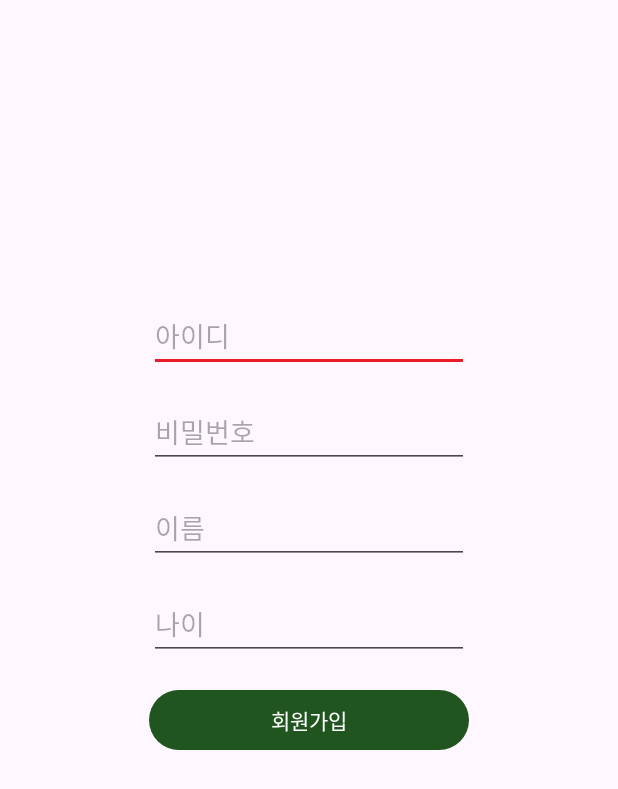
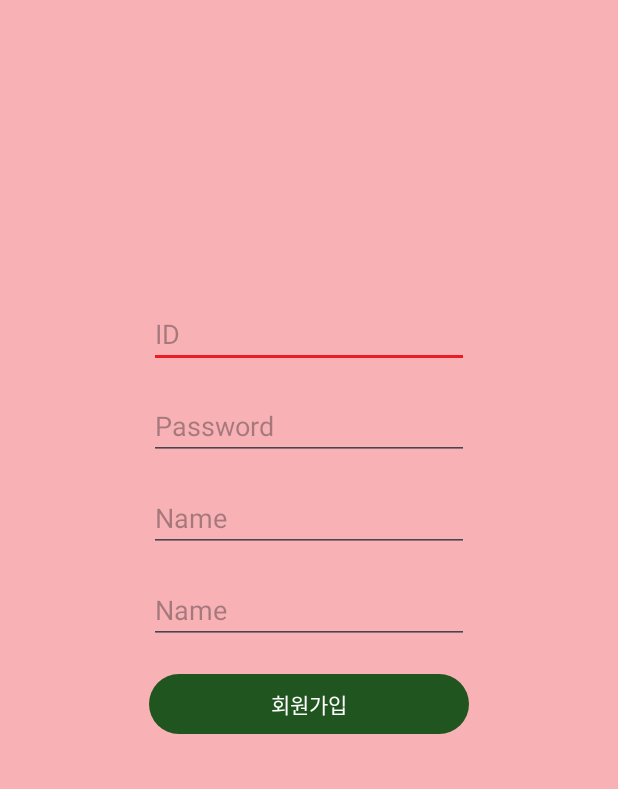
Before and after one commit to seoyuncho/My_Application, an Android app: the screen it shows after launch (RegisterActivity), after a tap on "Register", on a phone screen of 412 x 824 dp. Shown: the top 789 px of the screen. Run offline under Robolectric (Android 15) with nearby library versions, the phone set to English and light mode, and no system bars; our stand-ins replace Volley; libraries missing offline, so code that uses them is left out: com.kakao.sdk; 1 statement that could not run was skipped.

Commit message:
집가자

```diff
--- a/app/src/main/java/com/example/myapplication/LoginActivity.java
+++ b/app/src/main/java/com/example/myapplication/LoginActivity.java
@@ -104,7 +104,7 @@ public class LoginActivity extends AppCompatActivity {
                                 String receivedUserAge = response.getString("userAge");
 
                                 Toast.makeText(getApplicationContext(),"Login success!",Toast.LENGTH_SHORT).show();
-                                Intent intent = new Intent(LoginActivity.this, PlayerActivity.class);
+                                Intent intent = new Intent(LoginActivity.this, MainActivity.class);
                                 intent.putExtra("userID", receivedUserID);
                                 intent.putExtra("userPassword", receivedUserPassword);
                                 intent.putExtra("userName", receivedUserName);
@@ -224,7 +224,7 @@ public class LoginActivity extends AppCompatActivity {
                             String receivedUserAge = response.getString("userAge");
 
                             Toast.makeText(getApplicationContext(),"Login success!",Toast.LENGTH_SHORT).show();
-                            Intent intent = new Intent(LoginActivity.this, PlayerActivity.class);
+                            Intent intent = new Intent(LoginActivity.this, MainActivity.class);
                             intent.putExtra("userID", receivedUserID);
                             intent.putExtra("userPassword", receivedUserPassword);
                             intent.putExtra("userName", receivedUserName);
@@ -283,7 +283,7 @@ public class LoginActivity extends AppCompatActivity {
                                     String receivedUserAge = response.getString("userAge");
 
                                     Toast.makeText(getApplicationContext(),"Login success!",Toast.LENGTH_SHORT).show();
-                                    Intent intent = new Intent(LoginActivity.this, PlayerActivity.class);
+                                    Intent intent = new Intent(LoginActivity.this, MainActivity.class);
                                     intent.putExtra("userID", receivedUserID);
                                     intent.putExtra("userPassword", receivedUserPassword);
                                     intent.putExtra("userName", receivedUserName);
--- a/app/src/main/java/com/example/myapplication/MainActivity.java
+++ b/app/src/main/java/com/example/myapplication/MainActivity.java
@@ -65,7 +65,7 @@ public class MainActivity extends AppCompatActivity
         bundle.putString("userName", userName);
         bundle.putString("userAge", userAge);
 
-        getUserSongs("id", new SongCallback() {
+        getUserSongs(userID, new SongCallback() {
             @Override
             public void onSongsReceived(JSONArray songRows) {
                 // Handle the received songs (songRows)
--- a/app/src/main/res/drawable/bottom_nav_menu.xml
+++ b/app/src/main/res/drawable/bottom_nav_menu.xml
@@ -3,9 +3,9 @@
     <item
         android:id="@+id/home"
         android:title="Home"
-        android:icon="@drawable/home_icon"/>
+        android:icon="@drawable/home_icon" />
     <item
         android:id="@+id/person"
         android:title="My Page"
-        android:icon="@drawable/person_icon"/>
+        android:icon="@drawable/person_icon" />
 </menu>
--- /dev/null
+++ b/app/src/main/res/drawable/dialog_background.xml
@@ -0,0 +1,6 @@
+<?xml version="1.0" encoding="utf-8"?>
+<shape xmlns:android="http://schemas.android.com/apk/res/android"
+    android:shape="rectangle">
+    <corners android:radius="16dp" />
+    <solid android:color="#A8F68F8F" />
+</shape>
--- a/app/src/main/res/layout/activity_login.xml
+++ b/app/src/main/res/layout/activity_login.xml
@@ -4,7 +4,7 @@
     xmlns:tools="http://schemas.android.com/tools"
     android:layout_width="match_parent"
     android:layout_height="match_parent"
-    android:background="@color/black"
+    android:background="#A8F68F8F"
     tools:context=".LoginActivity">
 
     <androidx.cardview.widget.CardView
@@ -13,7 +13,7 @@
         android:layout_alignParentBottom="true"
         app:cardCornerRadius="26dp"
         android:layout_marginBottom="-20dp"
-        android:id="@+id/card_view" >
+        android:id="@+id/card_view">
 
         <LinearLayout
             android:layout_width="match_parent"
--- a/app/src/main/res/layout/activity_player.xml
+++ b/app/src/main/res/layout/activity_player.xml
@@ -4,7 +4,7 @@
     xmlns:tools="http://schemas.android.com/tools"
     android:layout_width="match_parent"
     android:layout_height="match_parent"
-    android:background="@color/white"
+    android:background="#A8F68F8F"
     android:orientation="vertical"
     android:weightSum="10"
     tools:context=".PlayerActivity">
--- a/app/src/main/res/layout/activity_register.xml
+++ b/app/src/main/res/layout/activity_register.xml
@@ -4,6 +4,7 @@
     xmlns:tools="http://schemas.android.com/tools"
     android:layout_width="match_parent"
     android:layout_height="match_parent"
+    android:background="#A8F68F8F"
     tools:context=".RegisterActivity">
 
     <EditText
@@ -16,7 +17,7 @@
         android:layout_marginEnd="8dp"
         android:layout_marginRight="8dp"
         android:ems="10"
-        android:hint="아이디"
+        android:hint="ID"
         app:layout_constraintEnd_toEndOf="parent"
         app:layout_constraintStart_toStartOf="parent"
         app:layout_constraintTop_toTopOf="parent" />
@@ -27,7 +28,7 @@
         android:layout_height="wrap_content"
         android:layout_marginTop="16dp"
         android:ems="10"
-        android:hint="비밀번호"
+        android:hint="Password"
         app:layout_constraintEnd_toEndOf="@+id/et_id"
         app:layout_constraintStart_toStartOf="@+id/et_id"
         app:layout_constraintTop_toBottomOf="@+id/et_id" />
@@ -38,7 +39,7 @@
         android:layout_height="wrap_content"
         android:layout_marginTop="16dp"
         android:ems="10"
-        android:hint="이름"
+        android:hint="Name"
         android:inputType="textPersonName"
         app:layout_constraintEnd_toEndOf="@+id/et_pass"
         app:layout_constraintStart_toStartOf="@+id/et_pass"
@@ -50,7 +51,7 @@
         android:layout_height="wrap_content"
         android:layout_marginTop="16dp"
         android:ems="10"
-        android:hint="나이"
+        android:hint="Name"
         android:inputType="number"
         app:layout_constraintEnd_toEndOf="@+id/et_name"
         app:layout_constraintStart_toStartOf="@+id/et_name"
--- a/app/src/main/res/layout/dialog_user_info.xml
+++ b/app/src/main/res/layout/dialog_user_info.xml
@@ -1,11 +1,11 @@
 <?xml version="1.0" encoding="utf-8"?>
 <!-- dialog_user_info.xml -->
-
 <LinearLayout xmlns:android="http://schemas.android.com/apk/res/android"
     android:layout_width="match_parent"
     android:layout_height="wrap_content"
     android:orientation="vertical"
-    android:padding="20sp">
+    android:padding="20sp"
+    android:layout_margin="40sp">
 
     <TextView
         android:id="@+id/textViewUserID"
--- a/app/src/main/res/values/colors.xml
+++ b/app/src/main/res/values/colors.xml
@@ -2,7 +2,7 @@
 <resources>
     <color name="black">#FF000000</color>
     <color name="white">#FFFFFFFF</color>
-    <color name="colorPrimary">#000000</color>
-    <color name="colorPrimaryDark">#515151</color>
-    <color name="colorAccent">#CDCDCD</color>
+    <color name="colorPrimary">#20551F</color>
+    <color name="colorPrimaryDark">#40B83C</color>
+    <color name="colorAccent">#EF5157</color>
 </resources>
--- a/app/src/main/res/values/themes.xml
+++ b/app/src/main/res/values/themes.xml
@@ -15,7 +15,7 @@
         <item name="colorSecondaryVariant">#EF5157</item>
         <item name="colorOnSecondary">@color/black</item>
         <!-- Status bar color. -->
-        <item name="android:statusBarColor">@color/white</item>
+        <item name="android:statusBarColor">#A8F68F8F</item>
         <item name="android:windowLightStatusBar" tools:targetApi="m">true</item>
         <item name="android:enforceStatusBarContrast" tools:targetApi="q">false</item>
         <!-- Customize your theme here. -->
```
Also changed, not shown: app/src/main/res/layout/activity_main.xml (+3 -4 lines).
